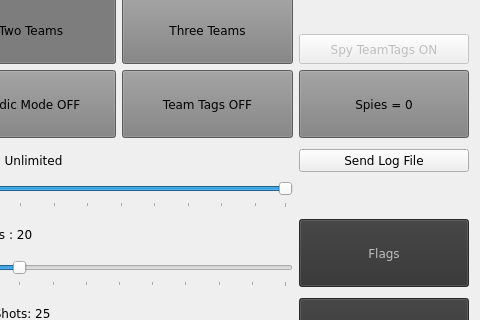
First picture: the form in LttoMainWindow.ui, repository rmick/Combobulator, before the edit; both pictures show x 418 to 898 and y 137 to 457 of the 898 by 613 pixel window.
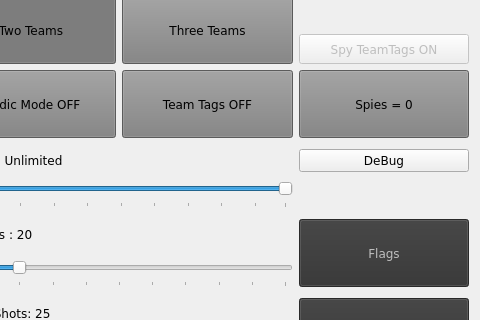
Second picture: the form after the edit.

Patch:
```diff
--- a/LttoMainWindow.ui
+++ b/LttoMainWindow.ui
@@ -1960,7 +1960,7 @@
        </font>
       </property>
       <property name="text">
-       <string>Send Log File</string>
+       <string>DeBug</string>
       </property>
      </widget>
     </item>
```
